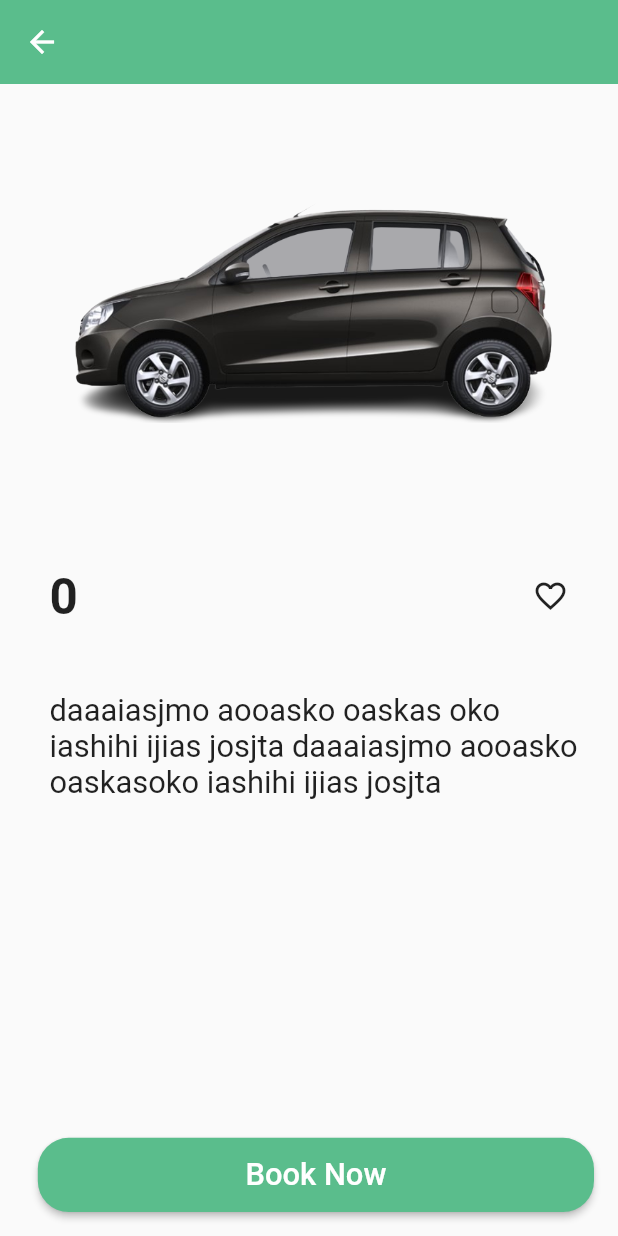
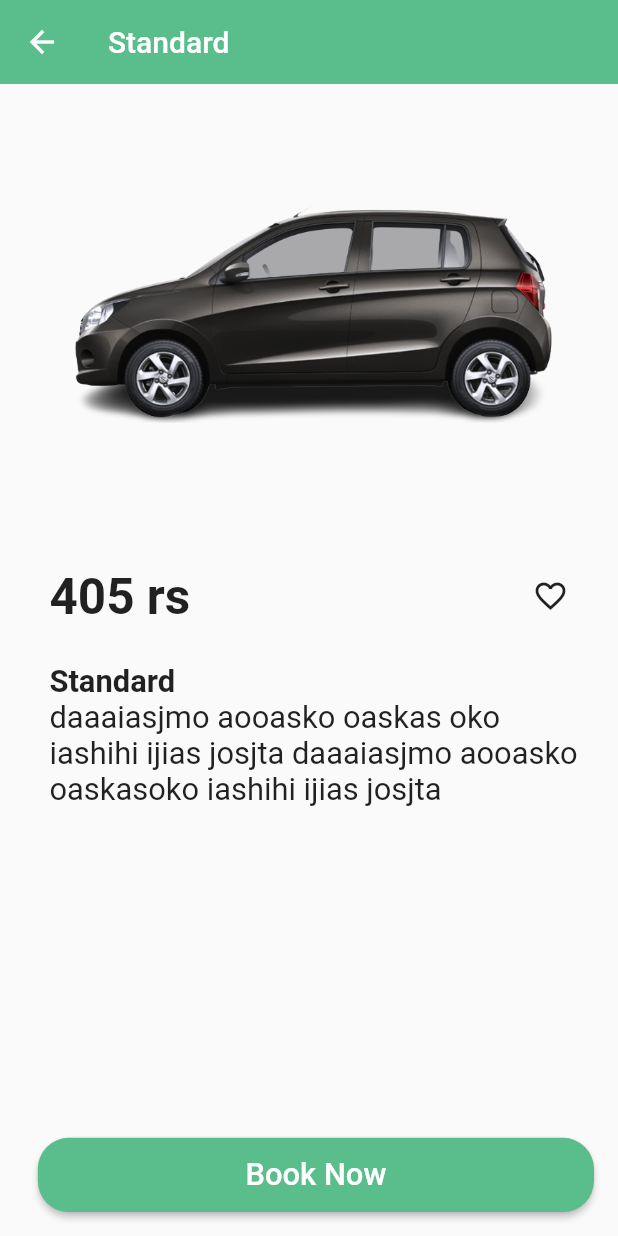
Before and after one commit to shahzebnaqvi/Car-Booking, a Flutter app: the Productdetail screen opened directly with empty values, on a phone screen of 412 x 824 dp. Run offline on Flutter 3.47's test engine with Material 2 defaults, Android fonts, the phone set to English and light mode, and no system bars; our stand-ins replace get, lottie; missing offline and left inert: animation_wrappers.

Commit message:
Hackaton Application

```diff
--- a/lib/screens/auth/login.dart
+++ b/lib/screens/auth/login.dart
@@ -40,7 +40,7 @@ class _LoginState extends State<Login> {
                       top: MediaQuery.of(context).size.height * 0.05),
                   alignment: Alignment.bottomLeft,
                   child: Text(
-                    'Sign In ',
+                    'Sign In',
                     style: TextStyle(
                         fontSize: MediaQuery.of(context).size.width * 0.1,
                         fontWeight: FontWeight.bold),
--- a/lib/screens/data.dart
+++ b/lib/screens/data.dart
@@ -35,7 +35,7 @@ final List<String> imgList = [
   'https://images.unsplash.com/photo-1508704019882-f9cf40e475b4?ixlib=rb-0.3.5&ixid=eyJhcHBfaWQiOjEyMDd9&s=8c6e5e3aba713b17aa1fe71ab4f0ae5b&auto=format&fit=crop&w=1352&q=80',
   'https://images.unsplash.com/photo-1519985176271-adb1088fa94c?ixlib=rb-0.3.5&ixid=eyJhcHBfaWQiOjEyMDd9&s=a0c8d632e977f94e5d312d9893258f59&auto=format&fit=crop&w=1355&q=80'
 ];
-var Hometitle = ["nnkd", "dksdnk sdasd", "djlsdn", "dssdjsdn"];
+var Hometitle = ["Vip", "Mini", "Standard", "Business"];
 var Homeicon = [
   Icons.report_gmailerrorred_outlined,
   Icons.calendar_today,
--- a/lib/screens/productdetail.dart
+++ b/lib/screens/productdetail.dart
@@ -32,7 +32,7 @@ class _ProductdetailState extends State<Productdetail> {
   Widget build(BuildContext context) {
     return Scaffold(
       appBar: AppBar(
-        title: Text('${widget.productname}'),
+        title: Text('Standard'),
         elevation: 0,
         backgroundColor: Constants.mainColor,
       ),
@@ -72,7 +72,7 @@ class _ProductdetailState extends State<Productdetail> {
                       margin: EdgeInsets.only(
                           left: MediaQuery.of(context).size.width * 0.08),
                       child: Text(
-                        '${widget.productprice}',
+                        '405 rs',
                         style: TextStyle(
                             fontSize: MediaQuery.of(context).size.width * 0.08,
                             fontWeight: FontWeight.bold),
@@ -89,9 +89,9 @@ class _ProductdetailState extends State<Productdetail> {
                 margin: EdgeInsets.only(
                     left: MediaQuery.of(context).size.width * 0.08),
                 child: Text(
-                  "${widget.productname}",
+                  "Standard",
                   style: TextStyle(
-                      fontSize: MediaQuery.of(context).size.width * 0.04,
+                      fontSize: MediaQuery.of(context).size.width * 0.05,
                       fontWeight: FontWeight.bold),
                 )),
             Container(
```
